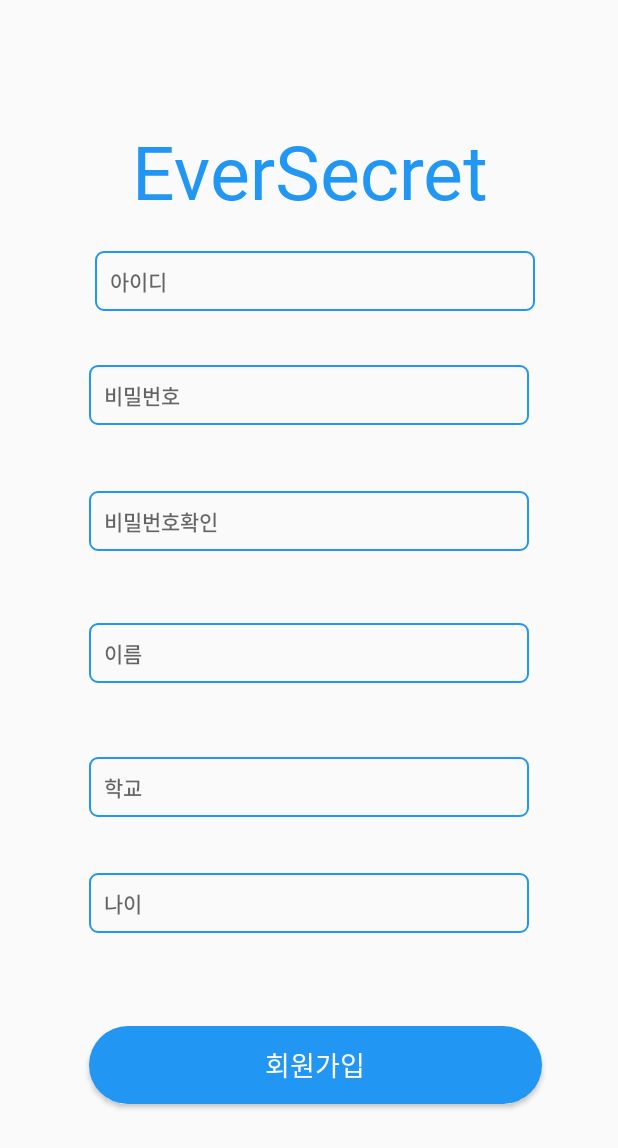
After one commit to parking0930/secret, an Android app: the Signup screen opened directly, with no data from a screen before it, on a phone screen of 412 x 824 dp. The commit adds this screen. Shown: the top 1148 px of the screen. Run offline under Robolectric (Android 15) with nearby library versions, the phone set to English and light mode, and no system bars; our stand-ins replace Firebase (no records; nobody signed in at launch, a user with empty details on screens opened directly).

Commit message:
Login, SignUp test

```diff
--- a/app/build.gradle
+++ b/app/build.gradle
@@ -1,5 +1,6 @@
 plugins {
     id 'com.android.application'
+    id 'com.google.gms.google-services'
 }
 
 android {
@@ -35,6 +36,7 @@ dependencies {
     implementation 'androidx.constraintlayout:constraintlayout:2.0.4'
     implementation 'com.android.support:design:30.0.0'
     implementation 'androidx.legacy:legacy-support-v4:1.0.0'
+    implementation 'com.google.firebase:firebase-auth:21.0.1'
     testImplementation 'junit:junit:4.+'
     androidTestImplementation 'androidx.test.ext:junit:1.1.2'
     androidTestImplementation 'androidx.test.espresso:espresso-core:3.3.0'
--- a/app/src/main/AndroidManifest.xml
+++ b/app/src/main/AndroidManifest.xml
@@ -9,14 +9,15 @@
         android:roundIcon="@mipmap/ic_launcher_round"
         android:supportsRtl="true"
         android:theme="@style/Theme.Secret">
+        <activity android:name=".Signup"></activity>
         <activity android:name=".LoginActivity">
             <intent-filter>
                 <action android:name="android.intent.action.MAIN" />
+
                 <category android:name="android.intent.category.LAUNCHER" />
             </intent-filter>
         </activity>
-        <activity android:name=".MainActivity">
-        </activity>
+        <activity android:name=".MainActivity"></activity>
     </application>
 
 </manifest>
--- a/app/src/main/java/com/inhatc/secret/LoginActivity.java
+++ b/app/src/main/java/com/inhatc/secret/LoginActivity.java
@@ -1,15 +1,31 @@
 package com.inhatc.secret;
 
+import androidx.annotation.NonNull;
 import androidx.appcompat.app.AppCompatActivity;
 
 import android.content.Intent;
 import android.os.Bundle;
 import android.view.View;
 import android.widget.Button;
+import android.widget.EditText;
+import android.widget.Toast;
+
+import com.google.android.gms.tasks.OnCompleteListener;
+import com.google.android.gms.tasks.Task;
+import com.google.firebase.auth.AuthResult;
+import com.google.firebase.auth.FirebaseAuth;
 
 public class LoginActivity extends AppCompatActivity {
 
     Button loginBtn;
+    Button signupBtn;
+
+    EditText editTextTextPersonName;
+    EditText editTextTextPassword;
+
+    FirebaseAuth firebaseAuth;
+
+    String id, pwd;
 
     @Override
     protected void onCreate(Bundle savedInstanceState) {
@@ -17,11 +33,38 @@ public class LoginActivity extends AppCompatActivity {
         setContentView(R.layout.activity_login);
 
         loginBtn = findViewById(R.id.loginBtn);
+        signupBtn = findViewById(R.id.signupBtn);
+
+        firebaseAuth = firebaseAuth.getInstance();
+
         loginBtn.setOnClickListener(new View.OnClickListener() {
             @Override
             public void onClick(View v) {
-                Intent MainIntent = new Intent(LoginActivity.this, MainActivity.class);
-                startActivity(MainIntent);
+                id = editTextTextPersonName.getText().toString().trim();
+                pwd = editTextTextPassword.getText().toString().trim();
+
+                firebaseAuth.signInWithEmailAndPassword(id, pwd).addOnCompleteListener(LoginActivity.this, new OnCompleteListener<AuthResult>() {
+                    @Override
+                    public void onComplete(@NonNull Task<AuthResult> task) {
+                        if (task.isSuccessful()) {
+                            Toast.makeText(LoginActivity.this, "로그인 성공", Toast.LENGTH_SHORT).show();
+                            Intent intent = new Intent(LoginActivity.this, Fragment1.class);
+                            startActivity(intent);
+                        } else {
+                            Toast.makeText(LoginActivity.this, "로그인 오류", Toast.LENGTH_SHORT).show();
+                        }
+                    }
+                });
+//                Intent MainIntent = new Intent(LoginActivity.this, MainActivity.class);
+//                startActivity(MainIntent);
+            }
+        });
+
+        signupBtn.setOnClickListener(new View.OnClickListener() {
+            @Override
+            public void onClick(View v) {
+                Intent intent = new Intent(LoginActivity.this, Signup.class);
+                startActivity(intent);
             }
         });
     }
--- /dev/null
+++ b/app/src/main/java/com/inhatc/secret/Signup.java
@@ -0,0 +1,123 @@
+package com.inhatc.secret;
+
+import androidx.annotation.NonNull;
+import androidx.appcompat.app.AppCompatActivity;
+
+import android.content.Intent;
+import android.os.Bundle;
+import android.view.View;
+import android.widget.Button;
+import android.widget.EditText;
+import android.widget.Toast;
+
+import com.google.android.gms.tasks.OnCompleteListener;
+import com.google.android.gms.tasks.Task;
+import com.google.firebase.auth.AuthResult;
+import com.google.firebase.auth.FirebaseAuth;
+import com.google.firebase.auth.FirebaseUser;
+
+public class Signup extends AppCompatActivity {
+
+    private FirebaseAuth firebaseAuth;
+
+    EditText editTextId, editTextPWD, editTextPWDchk, editTextName, editTextSchool, editTextAge;
+    Button btnSignUp;
+
+    String id;
+    String pwd;
+    String name;
+    String age;
+    String school;
+
+    @Override
+    protected void onCreate(Bundle savedInstanceState) {
+        super.onCreate(savedInstanceState);
+        setContentView(R.layout.activity_signup);
+
+        firebaseAuth = FirebaseAuth.getInstance();
+
+        editTextId = (EditText)findViewById(R.id.SignUpId);
+        editTextPWD = (EditText)findViewById(R.id.SignUpPwd);
+        editTextName = (EditText)findViewById(R.id.SignUpName);
+        editTextAge = (EditText)findViewById(R.id.SignUpAge);
+        editTextSchool = (EditText)findViewById(R.id.SignUpSchool);
+
+        btnSignUp = (Button)findViewById(R.id.SignUpBtn);
+
+        id = editTextId.getText().toString();
+        pwd = editTextPWD.getText().toString();
+        name = editTextName.getText().toString();
+        age = editTextAge.getText().toString();
+        school = editTextSchool.getText().toString();
+
+        btnSignUp.setOnClickListener(new View.OnClickListener() {
+            @Override
+            public void onClick(View v) {
+                id = editTextId.getText().toString().trim();
+                pwd = editTextPWD.getText().toString().trim();
+
+                firebaseAuth.createUserWithEmailAndPassword(id, pwd).addOnCompleteListener(Signup.this, new OnCompleteListener<AuthResult>() {
+                    @Override
+                    public void onComplete(@NonNull Task<AuthResult> task) {
+                        if (task.isSuccessful()) {
+                            Intent intent = new Intent(Signup.this, LoginActivity.class);
+                            Toast.makeText(Signup.this, "등록 완료", Toast.LENGTH_SHORT).show();
+                            startActivity(intent);
+                            finish();
+                        } else {
+                            Toast.makeText(Signup.this, "등록 에러", Toast.LENGTH_SHORT).show();
+                            return;
+                        }
+                    }
+                });
+//                Intent intent = new Intent(
+//                        getApplicationContext(), // 현재 화면의 제어권자
+//                        LoginActivity.class);
+//                startActivity(intent);
+            }
+        });
+    }
+
+    @Override
+    public void onStart() {
+        super.onStart();
+        // Check if user is signed in (non-null) and update UI accordingly.
+        FirebaseUser currentUser = firebaseAuth.getCurrentUser();
+//        if(currentUser != null){
+//            reload();
+//        }
+    }
+    private void reload() {
+    }
+
+//    public void postFirebaseDatabase(boolean add){
+//        mDatabase = FirebaseDatabase.getInstance().getReference();
+//        Map<String, Object> childUpdates = new HashMap<>();
+//        Map<String, Object> postValues = null;
+//        if(add){
+//            FireBasePost post = new FireBasePost(age, id, name, pwd, school);
+//            postValues = post.toMap();
+//        }
+//        childUpdates.put("/Member/" + editTextId, postValues);
+//        mDatabase.updateChildren(childUpdates);
+//    }
+//    public void writeNewpost(String id, String pwd, String name, String age, String school){
+//        mDatabase = FirebaseDatabase.getInstance().getReference();
+//        String key = mDatabase.child("Member").push().getKey();
+//        FireBasePost post = new FireBasePost(id, pwd, age, school, name);
+//        Map<String, Object> postValues = post.toMap();
+//
+//        Map<String, Object> childUpdates = new HashMap<>();
+//        childUpdates.put("/Member/" + key, postValues);
+//        childUpdates.put("/user-posts/" + id + "/" + key, postValues);
+//    }
+//    public void insertsignup(String id, String pwd, String name, String age, String school){
+//        FireBasePost fireBasePost = new FireBasePost();
+//        mDatabase = FirebaseDatabase.getInstance().getReference();
+//        mDatabase.child("Member").child(id).child("ID").setValue(id);
+//        mDatabase.child("Member").child(id).child("Name").setValue(name);
+//        mDatabase.child("Member").child(id).child("Age").setValue(age);
+//        mDatabase.child("Member").child(id).child("PWD").setValue(pwd);
+//        mDatabase.child("Member").child(id).child("School").setValue(school);
+//    }
+}
--- a/app/src/main/res/layout/activity_login.xml
+++ b/app/src/main/res/layout/activity_login.xml
@@ -107,8 +107,8 @@
         app:layout_constraintTop_toTopOf="parent"
         app:layout_constraintVertical_bias="0.19" />
 
-    <TextView
-        android:id="@+id/textView3"
+    <Button
+        android:id="@+id/signupBtn"
         android:layout_width="wrap_content"
         android:layout_height="wrap_content"
         android:fontFamily="@font/notokr_bold"
--- /dev/null
+++ b/app/src/main/res/layout/activity_signup.xml
@@ -0,0 +1,150 @@
+<?xml version="1.0" encoding="utf-8"?>
+<androidx.constraintlayout.widget.ConstraintLayout xmlns:android="http://schemas.android.com/apk/res/android"
+    xmlns:app="http://schemas.android.com/apk/res-auto"
+    xmlns:tools="http://schemas.android.com/tools"
+    android:layout_width="match_parent"
+    android:layout_height="match_parent"
+    tools:context=".Signup">
+
+    <TextView
+        android:id="@+id/Logo"
+        android:layout_width="wrap_content"
+        android:layout_height="55dp"
+        android:layout_marginBottom="36dp"
+        android:fontFamily="@font/gyunggi_bold"
+        android:gravity="center"
+        android:text="EverSecret"
+        android:textColor="#2196F3"
+        android:textSize="50dp"
+        app:layout_constraintBottom_toBottomOf="parent"
+        app:layout_constraintEnd_toEndOf="parent"
+        app:layout_constraintStart_toStartOf="parent"
+        app:layout_constraintTop_toTopOf="parent"
+        app:layout_constraintVertical_bias="0.109" />
+
+    <EditText
+        android:id="@+id/SignUpAge"
+        android:layout_width="293dp"
+        android:layout_height="40dp"
+        android:background="@drawable/ic_edittext_design"
+        android:ems="10"
+        android:fontFamily="@font/notokr_medium"
+        android:hint="나이"
+        android:inputType="textPersonName"
+        android:paddingLeft="10dp"
+        android:paddingRight="10dp"
+        android:textSize="14dp"
+        app:layout_constraintBottom_toBottomOf="parent"
+        app:layout_constraintEnd_toEndOf="parent"
+        app:layout_constraintStart_toStartOf="parent"
+        app:layout_constraintTop_toBottomOf="@+id/SignUpSchool"
+        app:layout_constraintVertical_bias="0.155" />
+
+    <EditText
+        android:id="@+id/SignUpPwd"
+        android:layout_width="293dp"
+        android:layout_height="40dp"
+        android:background="@drawable/ic_edittext_design"
+        android:ems="10"
+        android:fontFamily="@font/notokr_medium"
+        android:hint="비밀번호"
+        android:inputType="textPassword"
+        android:paddingLeft="10dp"
+        android:paddingRight="10dp"
+        android:textSize="14dp"
+        app:layout_constraintBottom_toBottomOf="parent"
+        app:layout_constraintEnd_toEndOf="parent"
+        app:layout_constraintStart_toStartOf="parent"
+        app:layout_constraintTop_toBottomOf="@+id/SignUpId"
+        app:layout_constraintVertical_bias="0.063" />
+
+    <EditText
+        android:id="@+id/SignUpPwdChk"
+        android:layout_width="293dp"
+        android:layout_height="40dp"
+        android:background="@drawable/ic_edittext_design"
+        android:ems="10"
+        android:fontFamily="@font/notokr_medium"
+        android:hint="비밀번호확인"
+        android:inputType="textPassword"
+        android:paddingLeft="10dp"
+        android:paddingRight="10dp"
+        android:textSize="14dp"
+        app:layout_constraintBottom_toBottomOf="parent"
+        app:layout_constraintEnd_toEndOf="parent"
+        app:layout_constraintStart_toStartOf="parent"
+        app:layout_constraintTop_toBottomOf="@+id/SignUpPwd"
+        app:layout_constraintVertical_bias="0.088" />
+
+    <EditText
+        android:id="@+id/SignUpName"
+        android:layout_width="293dp"
+        android:layout_height="40dp"
+        android:background="@drawable/ic_edittext_design"
+        android:ems="10"
+        android:fontFamily="@font/notokr_medium"
+        android:hint="이름"
+        android:inputType="textPersonName"
+        android:paddingLeft="10dp"
+        android:paddingRight="10dp"
+        android:textSize="14dp"
+        app:layout_constraintBottom_toBottomOf="parent"
+        app:layout_constraintEnd_toEndOf="parent"
+        app:layout_constraintStart_toStartOf="parent"
+        app:layout_constraintTop_toBottomOf="@+id/SignUpPwdChk"
+        app:layout_constraintVertical_bias="0.115" />
+
+    <Button
+        android:id="@+id/SignUpBtn"
+        android:layout_width="302dp"
+        android:layout_height="52dp"
+        android:layout_marginBottom="88dp"
+        android:background="@drawable/ic_btn_login"
+        android:fontFamily="@font/gyunggi_bold"
+        android:text="회원가입"
+        android:textColor="@color/white"
+        android:textSize="18dp"
+        app:layout_constraintBottom_toBottomOf="parent"
+        app:layout_constraintEnd_toEndOf="parent"
+        app:layout_constraintHorizontal_bias="0.541"
+        app:layout_constraintStart_toStartOf="parent"
+        app:layout_constraintTop_toBottomOf="@+id/SignUpAge"
+        app:layout_constraintVertical_bias="1.0" />
+
+    <EditText
+        android:id="@+id/SignUpId"
+        android:layout_width="293dp"
+        android:layout_height="40dp"
+        android:background="@drawable/ic_edittext_design"
+        android:ems="10"
+        android:fontFamily="@font/notokr_medium"
+        android:hint="아이디"
+        android:inputType="textPersonName"
+        android:paddingLeft="10dp"
+        android:paddingRight="10dp"
+        android:textSize="14dp"
+        app:layout_constraintBottom_toBottomOf="parent"
+        app:layout_constraintEnd_toEndOf="parent"
+        app:layout_constraintHorizontal_bias="0.533"
+        app:layout_constraintStart_toStartOf="parent"
+        app:layout_constraintTop_toBottomOf="@+id/Logo"
+        app:layout_constraintVertical_bias="0.049" />
+
+    <EditText
+        android:id="@+id/SignUpSchool"
+        android:layout_width="293dp"
+        android:layout_height="40dp"
+        android:background="@drawable/ic_edittext_design"
+        android:ems="10"
+        android:fontFamily="@font/notokr_medium"
+        android:hint="학교"
+        android:inputType="textPersonName"
+        android:paddingLeft="10dp"
+        android:paddingRight="10dp"
+        android:textSize="14dp"
+        app:layout_constraintBottom_toBottomOf="parent"
+        app:layout_constraintEnd_toEndOf="parent"
+        app:layout_constraintStart_toStartOf="parent"
+        app:layout_constraintTop_toBottomOf="@+id/SignUpName"
+        app:layout_constraintVertical_bias="0.151" />
+</androidx.constraintlayout.widget.ConstraintLayout>
--- a/build.gradle
+++ b/build.gradle
@@ -6,6 +6,7 @@ buildscript {
     }
     dependencies {
         classpath "com.android.tools.build:gradle:4.1.3"
+        classpath 'com.google.gms:google-services:4.3.8'
 
         // NOTE: Do not place your application dependencies here; they belong
         // in the individual module build.gradle files
```
Also changed, not shown: 1 other file.
